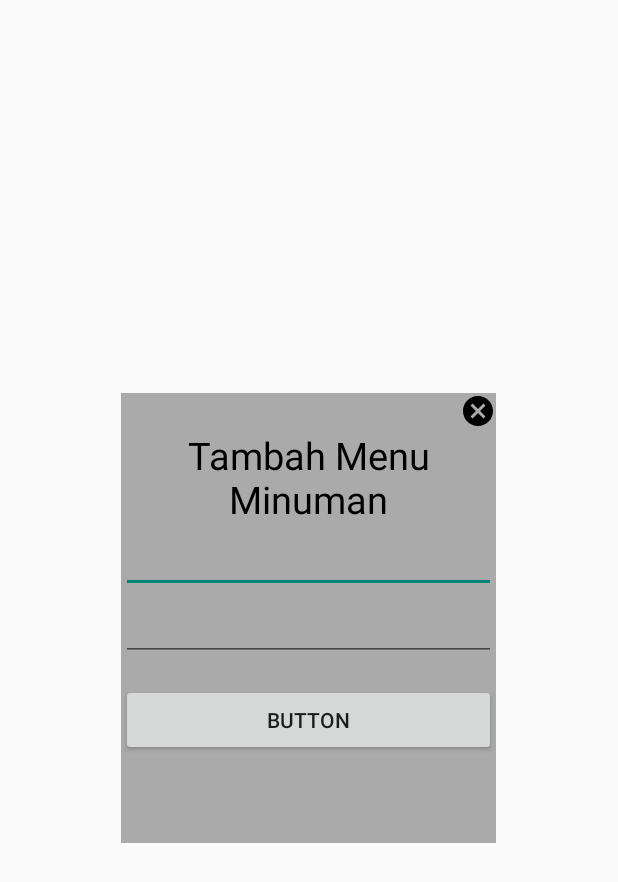
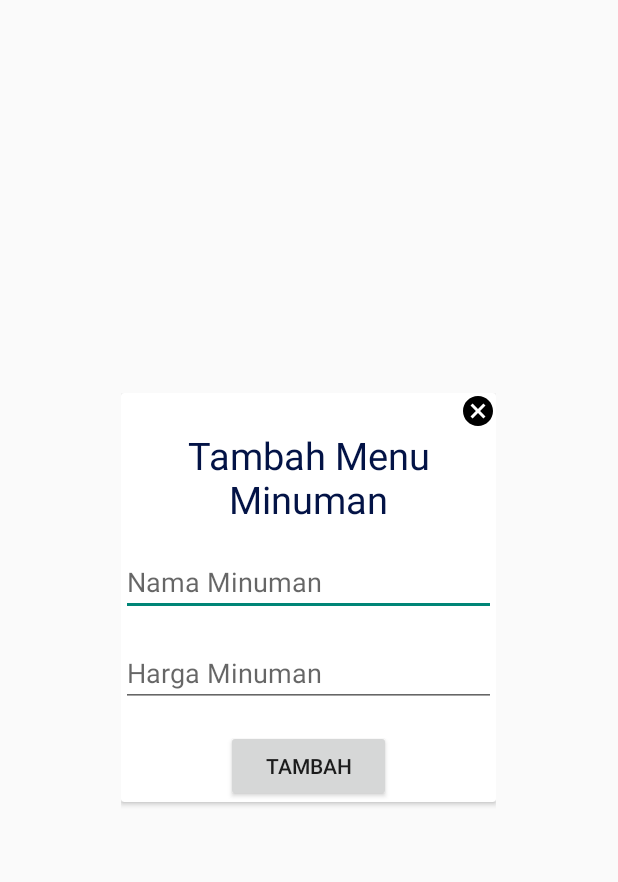
Before and after one commit to alfincahyo/Orline_Yuk, an Android app: the layout popup_menuminuman.xml on its own in the app's theme, with its tools: preview values and no code run, on a phone screen of 412 x 824 dp. Shown: the top 882 px of the screen. Run offline under Robolectric (Android 15) with nearby library versions, the phone set to English and light mode, and no system bars.

Commit message:
update popup minum

```diff
--- a/app/src/main/res/layout/popup_menuminuman.xml
+++ b/app/src/main/res/layout/popup_menuminuman.xml
@@ -3,9 +3,11 @@
     xmlns:android="http://schemas.android.com/apk/res/android"
     android:layout_width="250dp"
     android:layout_height="300dp"
-    android:background="@android:color/darker_gray"
-    android:layout_gravity="center"
-    >
+    android:layout_gravity="center">
+
+    <android.support.v7.widget.CardView
+        android:layout_width="match_parent"
+        android:layout_height="wrap_content">
 
         <LinearLayout
             android:layout_width="match_parent"
@@ -25,20 +27,24 @@
                 android:text="Tambah Menu Minuman"
                 android:textSize="25sp"
                 android:gravity="center"
-            android:textColor="@android:color/black"/>
+                android:textColor="@color/colorPrimaryDark"/>
 
             <EditText
                 android:id="@+id/namaminuman"
                 android:layout_width="match_parent"
                 android:layout_height="wrap_content"
+                android:hint="Nama Minuman"
                 android:ems="10"
+                android:layout_marginTop="15dp"
                 android:inputType="textPersonName" />
 
             <EditText
                 android:id="@+id/hargaminuman"
                 android:layout_width="match_parent"
                 android:layout_height="wrap_content"
+                android:hint="Harga Minuman"
                 android:ems="10"
+                android:layout_marginTop="15dp"
                 android:inputType="textPersonName" />
 
             <Button
@@ -46,7 +52,11 @@
                 android:id="@+id/addmenuminum"
                 android:layout_width="match_parent"
                 android:layout_height="wrap_content"
-            android:text="Button" />
+                android:text="Tambah"
+                android:layout_marginRight="70dp"
+                android:layout_marginLeft="70dp"/>
         </LinearLayout>
 
+    </android.support.v7.widget.CardView>
+
 </android.support.v7.widget.LinearLayoutCompat>
```
Lines whose indentation alone changed are shown as unchanged.
